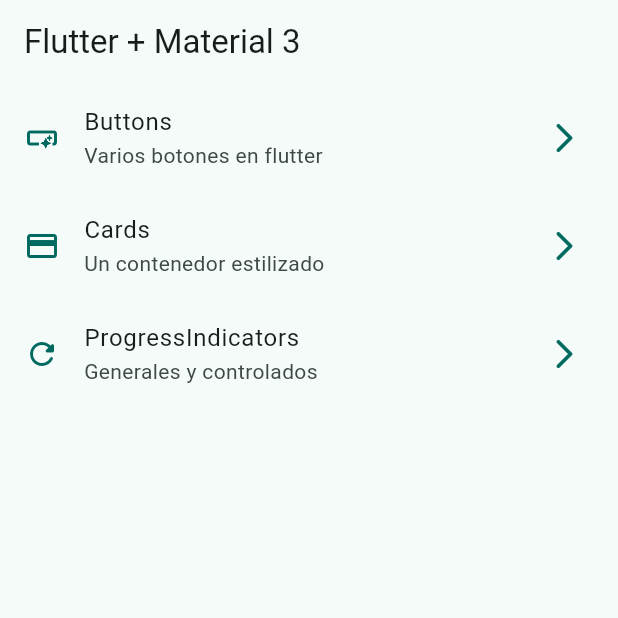
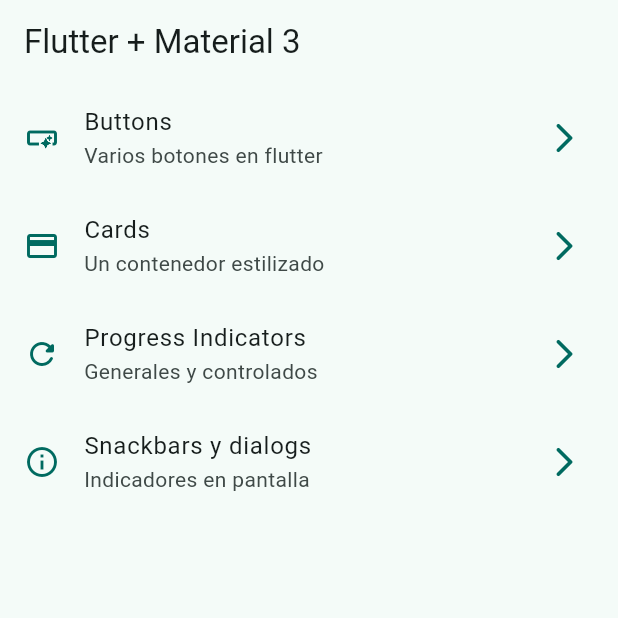
Before and after one commit to pierre-juarez/widgets_app, a Flutter app: the screen it shows after launch, on a phone screen of 412 x 824 dp, the top half of it. Run offline on Flutter 3.47's test engine with Material 3 defaults, Android fonts, the phone set to English and light mode, and no system bars; our stand-ins replace go_router.

Commit message:
[add] - Snackbars y dialogs

```diff
--- a/lib/config/menu/menu_items.dart
+++ b/lib/config/menu/menu_items.dart
@@ -28,9 +28,15 @@ const appMenuItems = <MenuItem>[
     icon: Icons.credit_card,
   ),
   MenuItem(
-    title: 'ProgressIndicators',
+    title: 'Progress Indicators',
     subTitle: 'Generales y controlados',
     link: '/progress',
     icon: Icons.refresh_rounded,
   ),
+  MenuItem(
+    title: 'Snackbars y dialogs',
+    subTitle: 'Indicadores en pantalla',
+    link: '/snackbars',
+    icon: Icons.info_outline,
+  ),
 ];
--- a/lib/config/router/app_router.dart
+++ b/lib/config/router/app_router.dart
@@ -24,5 +24,10 @@ final GoRouter appRouter = GoRouter(
       name: ProgressScreen.name,
       builder: (context, state) => const ProgressScreen(),
     ),
+    GoRoute(
+      path: '/snackbars',
+      name: SnackbarScreen.name,
+      builder: (context, state) => const SnackbarScreen(),
+    ),
   ],
 );
--- a/lib/main.dart
+++ b/lib/main.dart
@@ -12,6 +12,7 @@ class MainApp extends StatelessWidget {
   @override
   Widget build(BuildContext context) {
     return MaterialApp.router(
+      title: 'Flutter Widgets',
       routerConfig: appRouter,
       debugShowCheckedModeBanner: false,
       theme: AppTheme(selectedColor: 1).getTheme(),
```
Also changed, not shown: lib/presentation/screens/snackbar/snackbar_screen.dart (+62 -1 lines).
